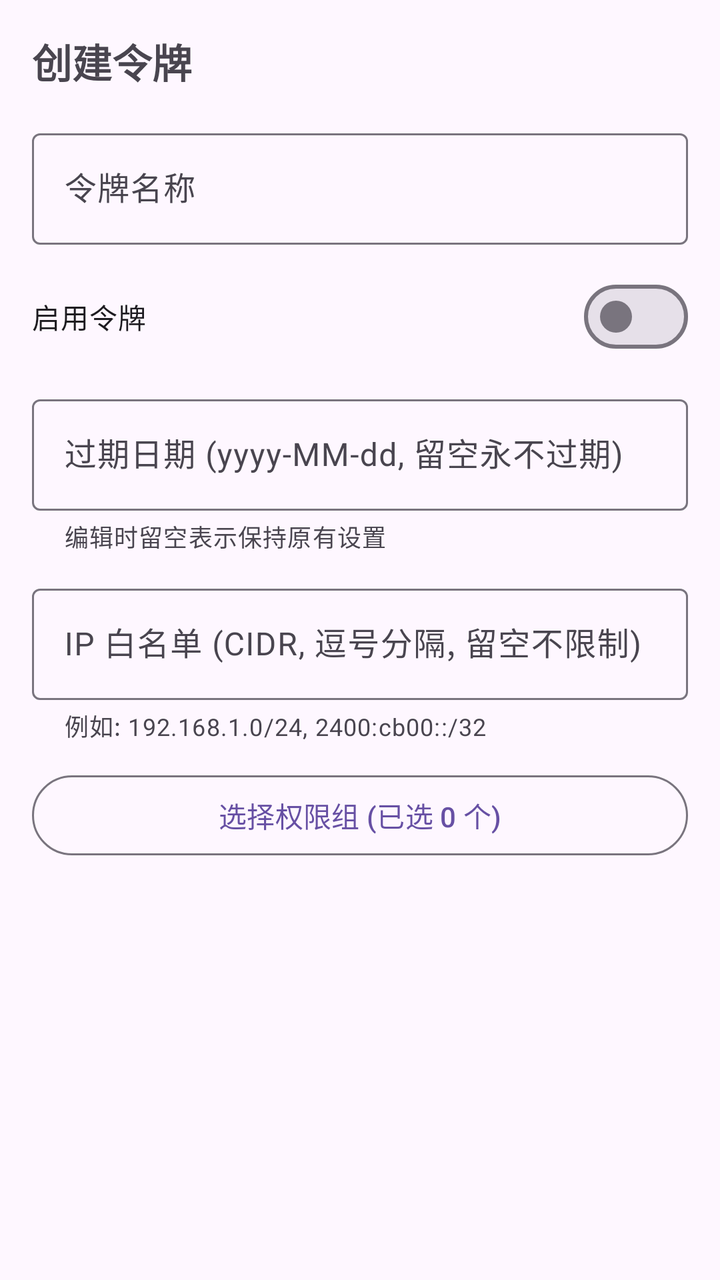
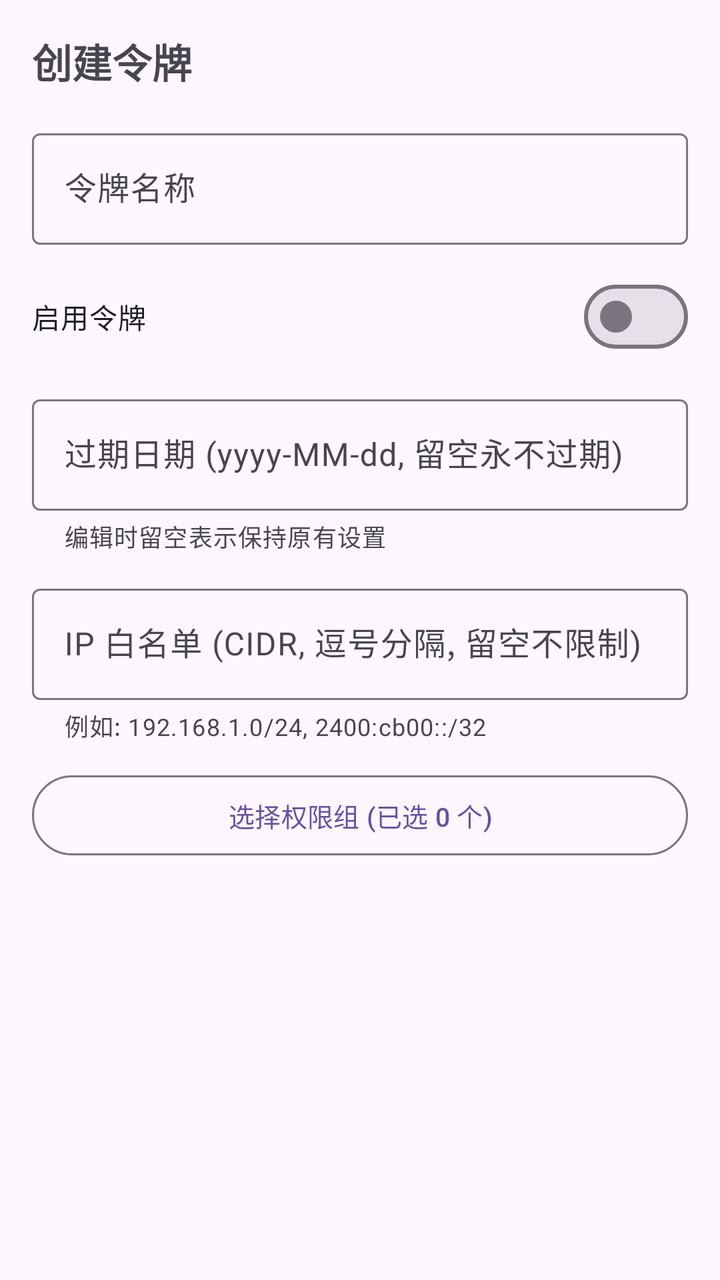

Before-and-after screenshots of an Android layout around one commit, followed by the original layout XML and the change that was made.
<!-- AndroidManifest.xml: application theme AppTheme -->
<!-- res/layout/dialog_token_edit.xml -->
<?xml version="1.0" encoding="utf-8"?>
<ScrollView xmlns:android="http://schemas.android.com/apk/res/android"
    xmlns:app="http://schemas.android.com/apk/res-auto"
    android:layout_width="match_parent"
    android:layout_height="wrap_content"
    android:padding="16dp">

    <LinearLayout
        android:layout_width="match_parent"
        android:layout_height="wrap_content"
        android:orientation="vertical">

        <TextView
            android:id="@+id/dialogTitle"
            android:layout_width="wrap_content"
            android:layout_height="wrap_content"
            android:text="创建令牌"
            android:textSize="20sp"
            android:textStyle="bold"
            android:layout_marginBottom="16dp" />

        <com.google.android.material.textfield.TextInputLayout
            android:layout_width="match_parent"
            android:layout_height="wrap_content"
            android:hint="令牌名称"
            style="@style/Widget.Material3.TextInputLayout.OutlinedBox"
            android:layout_marginBottom="12dp">

            <com.google.android.material.textfield.TextInputEditText
                android:id="@+id/tokenNameInput"
                android:layout_width="match_parent"
                android:layout_height="wrap_content"
                android:inputType="text"
                android:maxLines="1" />

        </com.google.android.material.textfield.TextInputLayout>

        <com.google.android.material.materialswitch.MaterialSwitch
            android:id="@+id/tokenStatusSwitch"
            android:layout_width="match_parent"
            android:layout_height="wrap_content"
            android:text="启用令牌"
            android:layout_marginBottom="12dp" />

        <com.google.android.material.textfield.TextInputLayout
            android:layout_width="match_parent"
            android:layout_height="wrap_content"
            android:hint="过期日期 (yyyy-MM-dd, 留空永不过期)"
            style="@style/Widget.Material3.TextInputLayout.OutlinedBox"
            android:layout_marginBottom="12dp"
            app:helperText="编辑时留空表示保持原有设置">

            <com.google.android.material.textfield.TextInputEditText
                android:id="@+id/tokenExpiresInput"
                android:layout_width="match_parent"
                android:layout_height="wrap_content"
                android:inputType="date"
                android:maxLines="1" />

        </com.google.android.material.textfield.TextInputLayout>

        <com.google.android.material.textfield.TextInputLayout
            android:layout_width="match_parent"
            android:layout_height="wrap_content"
            android:hint="IP 白名单 (CIDR, 逗号分隔, 留空不限制)"
            style="@style/Widget.Material3.TextInputLayout.OutlinedBox"
            android:layout_marginBottom="12dp"
            app:helperText="例如: 192.168.1.0/24, 2400:cb00::/32">

            <com.google.android.material.textfield.TextInputEditText
                android:id="@+id/tokenIpInput"
                android:layout_width="match_parent"
                android:layout_height="wrap_content"
                android:inputType="text"
                android:maxLines="1" />

        </com.google.android.material.textfield.TextInputLayout>

        <com.google.android.material.button.MaterialButton
            android:id="@+id/selectPermissionGroupsBtn"
            style="@style/Widget.Material3.Button.OutlinedButton"
            android:layout_width="match_parent"
            android:layout_height="wrap_content"
            android:text="选择权限组 (已选 0 个)" />

    </LinearLayout>

</ScrollView>
<!-- resources referenced by this layout -->
<resources>
  <style name="AppTheme" parent="Base.AppTheme" />
  <style name="Base.AppTheme" parent="Theme.Material3.DayNight.NoActionBar">
      
      
    </style>
</resources>

<!-- the commit's change to res/layout/dialog_token_edit.xml (unified diff, before → after) -->
@@ -14,7 +14,7 @@
             android:id="@+id/dialogTitle"
             android:layout_width="wrap_content"
             android:layout_height="wrap_content"
-            android:text="创建令牌"
+            android:text="@string/xml_dialog_token_edit"
             android:textSize="20sp"
             android:textStyle="bold"
             android:layout_marginBottom="16dp" />
@@ -22,7 +22,7 @@
         <com.google.android.material.textfield.TextInputLayout
             android:layout_width="match_parent"
             android:layout_height="wrap_content"
-            android:hint="令牌名称"
+            android:hint="@string/xml_dialog_token_edit_hint"
             style="@style/Widget.Material3.TextInputLayout.OutlinedBox"
             android:layout_marginBottom="12dp">
 
@@ -39,16 +39,16 @@
             android:id="@+id/tokenStatusSwitch"
             android:layout_width="match_parent"
             android:layout_height="wrap_content"
-            android:text="启用令牌"
+            android:text="@string/xml_dialog_token_edit_2"
             android:layout_marginBottom="12dp" />
 
         <com.google.android.material.textfield.TextInputLayout
             android:layout_width="match_parent"
             android:layout_height="wrap_content"
-            android:hint="过期日期 (yyyy-MM-dd, 留空永不过期)"
+            android:hint="@string/xml_dialog_token_edit_hint_2"
             style="@style/Widget.Material3.TextInputLayout.OutlinedBox"
             android:layout_marginBottom="12dp"
-            app:helperText="编辑时留空表示保持原有设置">
+            app:helperText="@string/xml_dialog_token_edit_helper">
 
             <com.google.android.material.textfield.TextInputEditText
                 android:id="@+id/tokenExpiresInput"
@@ -62,10 +62,10 @@
         <com.google.android.material.textfield.TextInputLayout
             android:layout_width="match_parent"
             android:layout_height="wrap_content"
-            android:hint="IP 白名单 (CIDR, 逗号分隔, 留空不限制)"
+            android:hint="@string/xml_dialog_token_edit_hint_3"
             style="@style/Widget.Material3.TextInputLayout.OutlinedBox"
             android:layout_marginBottom="12dp"
-            app:helperText="例如: 192.168.1.0/24, 2400:cb00::/32">
+            app:helperText="@string/xml_dialog_token_edit_helper_2">
 
             <com.google.android.material.textfield.TextInputEditText
                 android:id="@+id/tokenIpInput"
@@ -81,7 +81,7 @@
             style="@style/Widget.Material3.Button.OutlinedButton"
             android:layout_width="match_parent"
             android:layout_height="wrap_content"
-            android:text="选择权限组 (已选 0 个)" />
+            android:text="@string/xml_dialog_token_edit_3" />
 
     </LinearLayout>
 
<!-- resource entries referenced after the edit -->
@@ -1,9 +1,60 @@
 <!-- resources referenced by this layout -->
 <resources>
+  <string name="xml_dialog_token_edit">创建令牌</string>
+  <string name="xml_dialog_token_edit_2">启用令牌</string>
+  <string name="xml_dialog_token_edit_3">选择权限组 (已选 0 个)</string>
+  <string name="xml_dialog_token_edit_helper">编辑时留空表示保持原有设置</string>
+  <string name="xml_dialog_token_edit_helper_2">例如: 192.168.1.0/24, 2400:cb00::/32</string>
+  <string name="xml_dialog_token_edit_hint">令牌名称</string>
+  <string name="xml_dialog_token_edit_hint_2">过期日期 (yyyy-MM-dd, 留空永不过期)</string>
+  <string name="xml_dialog_token_edit_hint_3">IP 白名单 (CIDR, 逗号分隔, 留空不限制)</string>
   <style name="AppTheme" parent="Base.AppTheme" />
   <style name="Base.AppTheme" parent="Theme.Material3.DayNight.NoActionBar">
       
       
+  
+      
+      <item name="android:textViewStyle">@style/AppTextView</item>
+      <item name="android:buttonStyle">@style/AppButton</item>
+      <item name="materialButtonStyle">@style/AppMaterialButton</item>
+      <item name="chipStyle">@style/AppChip</item>
     </style>
+  <style name="AppTextView" parent="@android:style/Widget.DeviceDefault.TextView">
+      <item name="android:breakStrategy">simple</item>
+      <item name="android:hyphenationFrequency">full</item>
+      <item name="android:ellipsize">end</item>
+      <item name="android:justificationMode">inter_word</item>
+      <item name="android:textIsSelectable">false</item>
+    </style>
+  <style name="AppButton" parent="Widget.Material3.Button">
+      <item name="android:minHeight">@dimen/app_button_min_height</item>
+      <item name="android:minWidth">@dimen/app_button_min_width</item>
+      <item name="android:maxLines">2</item>
+      <item name="android:ellipsize">end</item>
+      <item name="android:paddingStart">@dimen/app_button_padding_h</item>
+      <item name="android:paddingEnd">@dimen/app_button_padding_h</item>
+      <item name="android:breakStrategy">simple</item>
+      <item name="android:hyphenationFrequency">full</item>
+      <item name="android:textSize">@dimen/app_button_text_size</item>
+    </style>
+  <style name="AppMaterialButton" parent="Widget.Material3.Button">
+      <item name="android:minHeight">@dimen/app_button_min_height</item>
+      <item name="android:minWidth">@dimen/app_button_min_width</item>
+      <item name="android:maxLines">2</item>
+      <item name="android:ellipsize">end</item>
+      <item name="android:paddingStart">@dimen/app_button_padding_h</item>
+      <item name="android:paddingEnd">@dimen/app_button_padding_h</item>
+      <item name="android:breakStrategy">simple</item>
+      <item name="android:hyphenationFrequency">full</item>
+      <item name="android:textAllCaps">false</item>
+      <item name="android:textSize">@dimen/app_button_text_size</item>
+    </style>
+  <style name="AppChip" parent="Widget.Material3.Chip.Assist">
+      <item name="android:textIsSelectable">false</item>
+    </style>
+  <dimen name="app_button_min_height">48dp</dimen>
+  <dimen name="app_button_min_width">112dp</dimen>
+  <dimen name="app_button_padding_h">10dp</dimen>
+  <dimen name="app_button_text_size">13sp</dimen>
 </resources>
 
